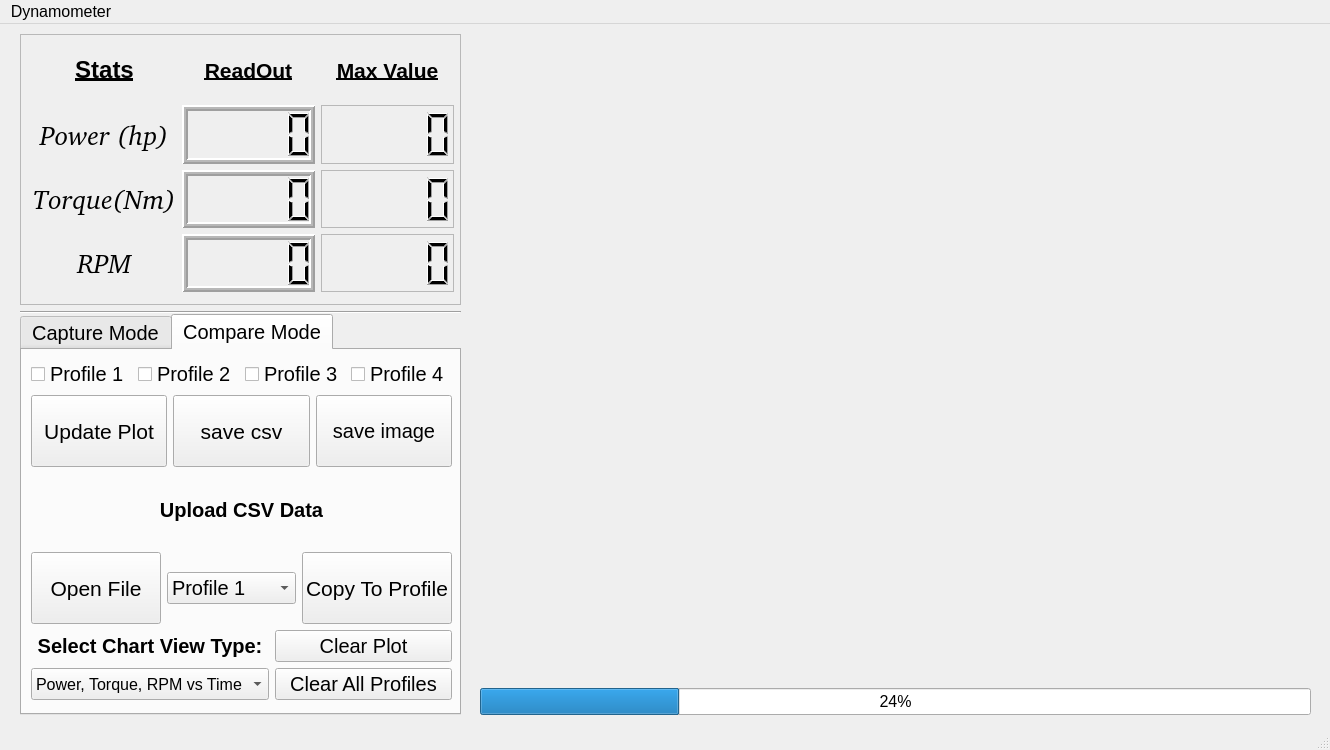
Above: mainwindow.ui from Atif-Iqbal-08/Dynamometer before the change. Below: the same form after it.
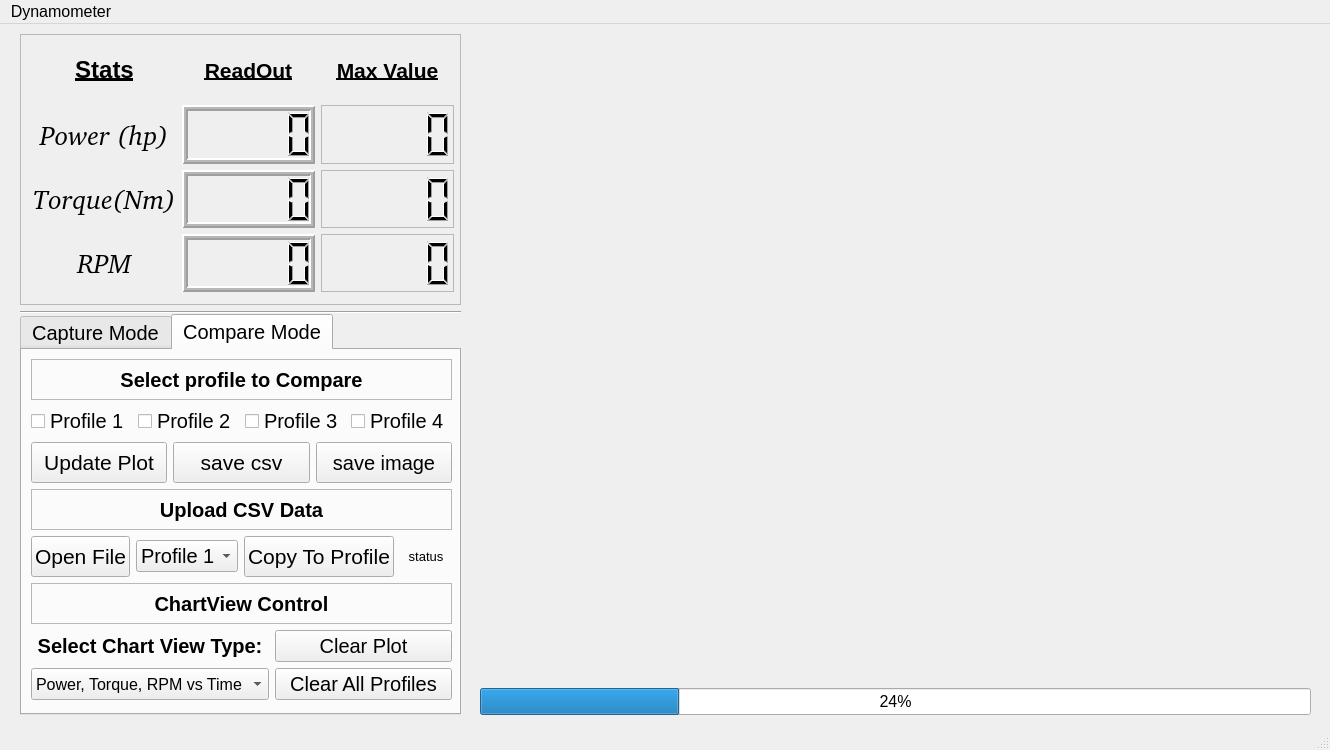
That is the form after the change. Custom widgets are drawn as their Qt base class.

Commit message:
All buttons are intractable now.
observed a minute bug which doesn't allow data to be save in p3_trq.

```diff
--- a/mainwindow.ui
+++ b/mainwindow.ui
@@ -282,6 +282,9 @@
       <bold>false</bold>
      </font>
     </property>
+    <property name="tabShape">
+     <enum>QTabWidget::Rounded</enum>
+    </property>
     <property name="currentIndex">
      <number>1</number>
     </property>
@@ -581,6 +584,44 @@
        </rect>
       </property>
       <layout class="QVBoxLayout" name="verticalLayout_2">
+       <item>
+        <widget class="QLabel" name="label_3">
+         <property name="sizePolicy">
+          <sizepolicy hsizetype="Minimum" vsizetype="Minimum">
+           <horstretch>0</horstretch>
+           <verstretch>0</verstretch>
+          </sizepolicy>
+         </property>
+         <property name="font">
+          <font>
+           <pointsize>15</pointsize>
+           <weight>75</weight>
+           <bold>true</bold>
+          </font>
+         </property>
+         <property name="frameShape">
+          <enum>QFrame::StyledPanel</enum>
+         </property>
+         <property name="lineWidth">
+          <number>4</number>
+         </property>
+         <property name="midLineWidth">
+          <number>2</number>
+         </property>
+         <property name="text">
+          <string>Select profile to Compare</string>
+         </property>
+         <property name="alignment">
+          <set>Qt::AlignCenter</set>
+         </property>
+         <property name="wordWrap">
+          <bool>false</bool>
+         </property>
+         <property name="indent">
+          <number>-3</number>
+         </property>
+        </widget>
+       </item>
        <item>
         <layout class="QHBoxLayout" name="horizontalLayout_5">
          <item>
@@ -700,6 +741,12 @@
        </item>
        <item>
         <widget class="QLabel" name="label_6">
+         <property name="sizePolicy">
+          <sizepolicy hsizetype="Minimum" vsizetype="Minimum">
+           <horstretch>0</horstretch>
+           <verstretch>0</verstretch>
+          </sizepolicy>
+         </property>
          <property name="font">
           <font>
            <pointsize>15</pointsize>
@@ -707,6 +754,12 @@
            <bold>true</bold>
           </font>
          </property>
+         <property name="frameShape">
+          <enum>QFrame::StyledPanel</enum>
+         </property>
+         <property name="lineWidth">
+          <number>4</number>
+         </property>
          <property name="text">
           <string>Upload CSV Data</string>
          </property>
@@ -781,8 +834,48 @@
            </property>
           </widget>
          </item>
+         <item>
+          <widget class="QLabel" name="copyProfileStatus">
+           <property name="font">
+            <font>
+             <pointsize>10</pointsize>
+             <weight>50</weight>
+             <bold>false</bold>
+            </font>
+           </property>
+           <property name="text">
+            <string>status</string>
+           </property>
+           <property name="alignment">
+            <set>Qt::AlignCenter</set>
+           </property>
+          </widget>
+         </item>
         </layout>
        </item>
+       <item>
+        <widget class="QLabel" name="label_5">
+         <property name="font">
+          <font>
+           <pointsize>15</pointsize>
+           <weight>75</weight>
+           <bold>true</bold>
+          </font>
+         </property>
+         <property name="frameShape">
+          <enum>QFrame::StyledPanel</enum>
+         </property>
+         <property name="lineWidth">
+          <number>4</number>
+         </property>
+         <property name="text">
+          <string>ChartView Control</string>
+         </property>
+         <property name="alignment">
+          <set>Qt::AlignCenter</set>
+         </property>
+        </widget>
+       </item>
        <item>
         <layout class="QHBoxLayout" name="horizontalLayout_8">
          <item>
```
Left out of the diff: 276 changed lines with no effect on the pictures. The commit also changes 3 other files.
